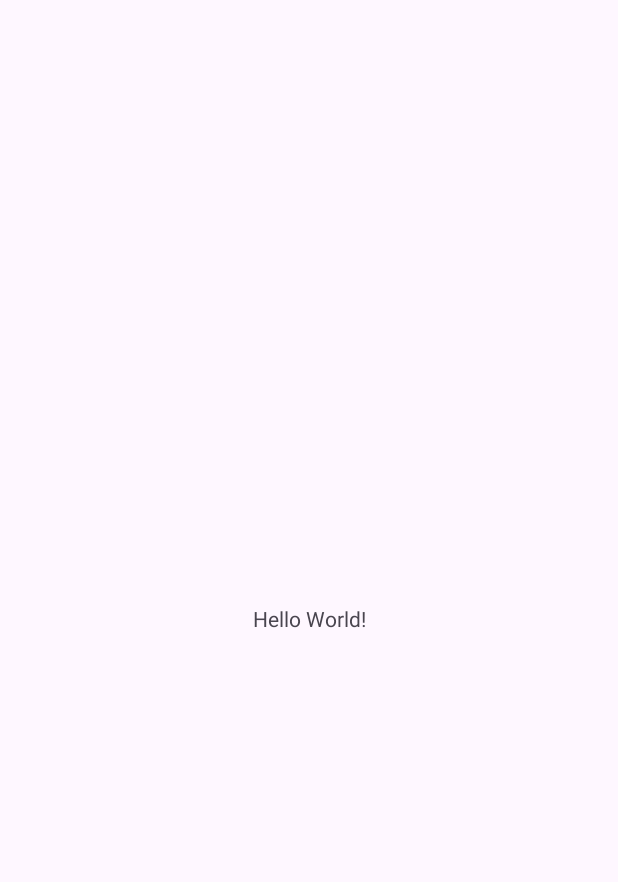
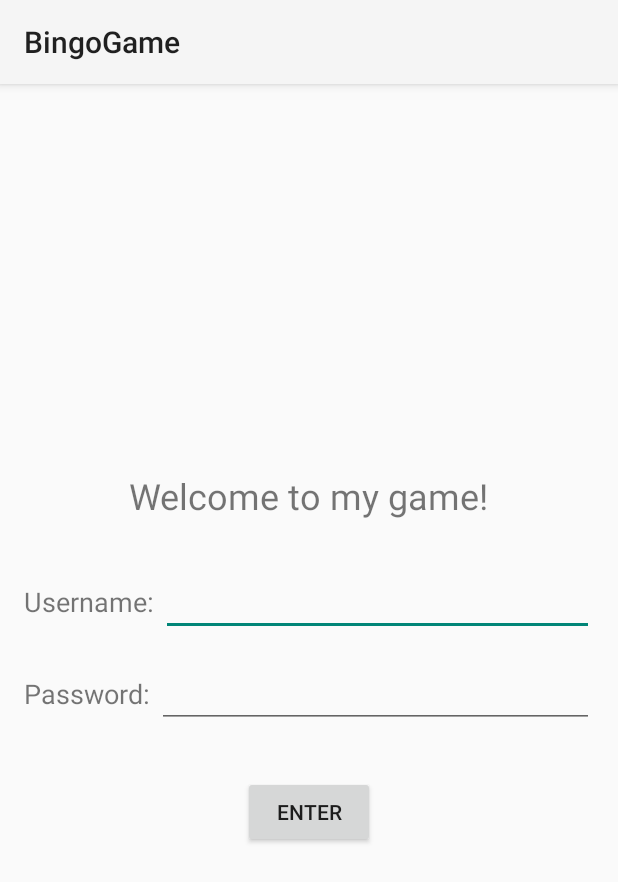
Before and after one commit to ShuoKuro/BingoGame, an Android app: the screen it shows after launch (MainActivity before the commit, LoginActivity after it), on a phone screen of 412 x 824 dp. Before the commit the part shown is almost empty. Shown: the top 882 px of the screen. Run offline under Robolectric (Android 15) with nearby library versions, the phone set to English and light mode, and no system bars.

Commit message:
add login functionality and update main activity layout

```diff
--- /dev/null
+++ b/app/src/main/java/ict/mgame/bingogame/LoginActivity.java
@@ -0,0 +1,123 @@
+package ict.mgame.bingogame;
+
+import android.content.ContentValues;
+import android.content.Context;
+import android.content.Intent;
+import android.content.SharedPreferences;
+import android.database.Cursor;
+import android.database.sqlite.SQLiteDatabase;
+import android.database.sqlite.SQLiteOpenHelper;
+import android.os.Bundle;
+import android.view.View;
+import android.widget.Button;
+import android.widget.EditText;
+import android.widget.TextView;
+import android.widget.Toast;
+
+import androidx.annotation.Nullable;
+import androidx.appcompat.app.AlertDialog;
+import androidx.appcompat.app.AppCompatActivity;
+
+public class LoginActivity extends AppCompatActivity {
+
+    private EditText usernameEditText;
+    private EditText passwordEditText;
+    private Button enterButton;
+    private DatabaseHelper dbHelper;
+
+    @Override
+    protected void onCreate(Bundle savedInstanceState) {
+        super.onCreate(savedInstanceState);
+        setContentView(R.layout.login);
+
+        TextView welcomeText = findViewById(R.id.welcome_text);
+        usernameEditText = findViewById(R.id.username);
+        passwordEditText = findViewById(R.id.password);
+        enterButton = findViewById(R.id.enter_button);
+
+        dbHelper = new DatabaseHelper(this);
+
+        // Insert default user if not exists (for testing)
+        if (!userExists("admin")) {
+            insertUser("admin", "password");
+        }
+
+        enterButton.setOnClickListener(new View.OnClickListener() {
+            @Override
+            public void onClick(View v) {
+                String username = usernameEditText.getText().toString().trim();
+                String password = passwordEditText.getText().toString().trim();
+
+                if (username.isEmpty() || password.isEmpty()) {
+                    Toast.makeText(LoginActivity.this, "Please enter username and password", Toast.LENGTH_SHORT).show();
+                    return;
+                }
+
+                if (validateLogin(username, password)) {
+                    // Store in SharedPreferences
+                    SharedPreferences prefs = getSharedPreferences("login", MODE_PRIVATE);
+                    SharedPreferences.Editor editor = prefs.edit();
+                    editor.putString("username", username);
+                    editor.putString("password", password);
+                    editor.apply();
+
+                    // Go to MainActivity
+                    Intent intent = new Intent(LoginActivity.this, MainActivity.class);
+                    startActivity(intent);
+                    finish();
+                } else {
+                    // Show dialog
+                    new AlertDialog.Builder(LoginActivity.this)
+                            .setTitle("Login Failed")
+                            .setMessage("Your data is incorrect!! Enter again!")
+                            .setPositiveButton("OK", null)
+                            .show();
+                }
+            }
+        });
+    }
+
+    private boolean userExists(String username) {
+        SQLiteDatabase db = dbHelper.getReadableDatabase();
+        Cursor cursor = db.query("users", new String[]{"username"}, "username = ?", new String[]{username}, null, null, null);
+        boolean exists = cursor.getCount() > 0;
+        cursor.close();
+        return exists;
+    }
+
+    private void insertUser(String username, String password) {
+        SQLiteDatabase db = dbHelper.getWritableDatabase();
+        ContentValues values = new ContentValues();
+        values.put("username", username);
+        values.put("password", password);
+        db.insert("users", null, values);
+    }
+
+    private boolean validateLogin(String username, String password) {
+        SQLiteDatabase db = dbHelper.getReadableDatabase();
+        Cursor cursor = db.query("users", new String[]{"username"}, "username = ? AND password = ?", new String[]{username, password}, null, null, null);
+        boolean valid = cursor.getCount() > 0;
+        cursor.close();
+        return valid;
+    }
+
+    public static class DatabaseHelper extends SQLiteOpenHelper {
+        private static final String DATABASE_NAME = "bingo.db";
+        private static final int DATABASE_VERSION = 1;
+
+        public DatabaseHelper(@Nullable Context context) {
+            super(context, DATABASE_NAME, null, DATABASE_VERSION);
+        }
+
+        @Override
+        public void onCreate(SQLiteDatabase db) {
+            db.execSQL("CREATE TABLE users (id INTEGER PRIMARY KEY AUTOINCREMENT, username TEXT UNIQUE, password TEXT)");
+        }
+
+        @Override
+        public void onUpgrade(SQLiteDatabase db, int oldVersion, int newVersion) {
+            db.execSQL("DROP TABLE IF EXISTS users");
+            onCreate(db);
+        }
+    }
+}
--- a/app/src/main/res/layout/activity_main.xml
+++ b/app/src/main/res/layout/activity_main.xml
@@ -1,19 +1,32 @@
 <?xml version="1.0" encoding="utf-8"?>
-<androidx.constraintlayout.widget.ConstraintLayout xmlns:android="http://schemas.android.com/apk/res/android"
-    xmlns:app="http://schemas.android.com/apk/res-auto"
-    xmlns:tools="http://schemas.android.com/tools"
-    android:id="@+id/main"
+<LinearLayout xmlns:android="http://schemas.android.com/apk/res/android"
     android:layout_width="match_parent"
     android:layout_height="match_parent"
-    tools:context=".MainActivity">
+    android:orientation="vertical"
+    android:padding="16dp">
 
     <TextView
+        android:id="@+id/drawn_number"
         android:layout_width="wrap_content"
         android:layout_height="wrap_content"
-        android:text="Hello World!"
-        app:layout_constraintBottom_toBottomOf="parent"
-        app:layout_constraintEnd_toEndOf="parent"
-        app:layout_constraintStart_toStartOf="parent"
-        app:layout_constraintTop_toTopOf="parent" />
+        android:text="Drawn Number"
+        android:textSize="24sp"
+        android:layout_gravity="center_horizontal" />
 
-</androidx.constraintlayout.widget.ConstraintLayout>
+    <GridLayout
+        android:id="@+id/bingo_grid"
+        android:layout_width="match_parent"
+        android:layout_height="wrap_content"
+        android:columnCount="5"
+        android:rowCount="5"
+        android:layout_marginTop="16dp" />
+
+    <Button
+        android:id="@+id/draw_button"
+        android:layout_width="wrap_content"
+        android:layout_height="wrap_content"
+        android:text="Draw Number"
+        android:layout_gravity="center_horizontal"
+        android:layout_marginTop="16dp" />
+
+</LinearLayout>
--- /dev/null
+++ b/app/src/main/res/layout/login.xml
@@ -0,0 +1,63 @@
+<?xml version="1.0" encoding="utf-8"?>
+<LinearLayout xmlns:android="http://schemas.android.com/apk/res/android"
+    android:layout_width="match_parent"
+    android:layout_height="match_parent"
+    android:orientation="vertical"
+    android:padding="16dp"
+    android:gravity="center">
+
+    <TextView
+        android:id="@+id/welcome_text"
+        android:layout_width="wrap_content"
+        android:layout_height="wrap_content"
+        android:text="Welcome to my game!"
+        android:textSize="24sp"
+        android:layout_marginBottom="32dp" />
+
+    <LinearLayout
+        android:layout_width="match_parent"
+        android:layout_height="wrap_content"
+        android:orientation="horizontal"
+        android:layout_marginBottom="16dp">
+
+        <TextView
+            android:layout_width="wrap_content"
+            android:layout_height="wrap_content"
+            android:text="Username: "
+            android:textSize="18sp" />
+
+        <EditText
+            android:id="@+id/username"
+            android:layout_width="0dp"
+            android:layout_height="wrap_content"
+            android:layout_weight="1"
+            android:inputType="text" />
+    </LinearLayout>
+
+    <LinearLayout
+        android:layout_width="match_parent"
+        android:layout_height="wrap_content"
+        android:orientation="horizontal"
+        android:layout_marginBottom="32dp">
+
+        <TextView
+            android:layout_width="wrap_content"
+            android:layout_height="wrap_content"
+            android:text="Password: "
+            android:textSize="18sp" />
+
+        <EditText
+            android:id="@+id/password"
+            android:layout_width="0dp"
+            android:layout_height="wrap_content"
+            android:layout_weight="1"
+            android:inputType="textPassword" />
+    </LinearLayout>
+
+    <Button
+        android:id="@+id/enter_button"
+        android:layout_width="wrap_content"
+        android:layout_height="wrap_content"
+        android:text="Enter" />
+
+</LinearLayout>
```
Also changed, not shown: app/src/main/AndroidManifest.xml (+7 -6 lines), app/src/main/java/ict/mgame/bingogame/BingoGame.java (deleted, +0 -177 lines), app/src/main/java/ict/mgame/bingogame/MainActivity.java (+162 -9 lines), app/src/main/res/layout/bingo_game_layout.xml (deleted, +0 -32 lines).
